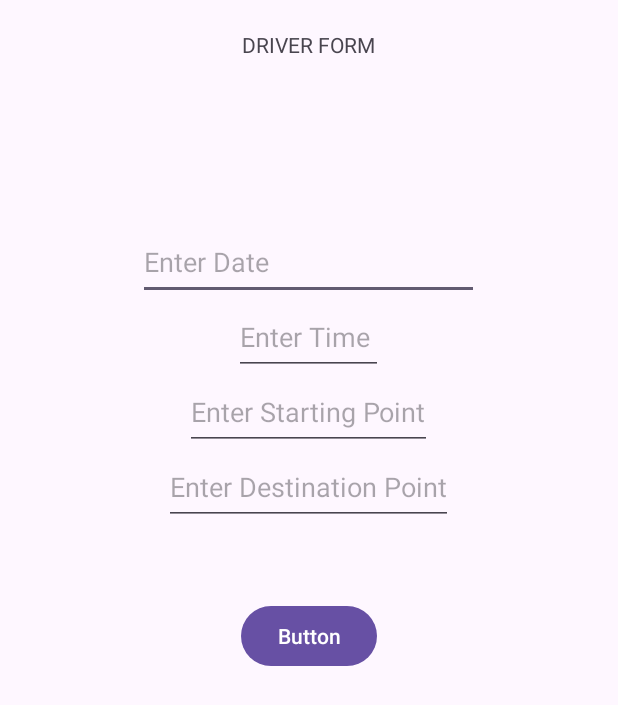
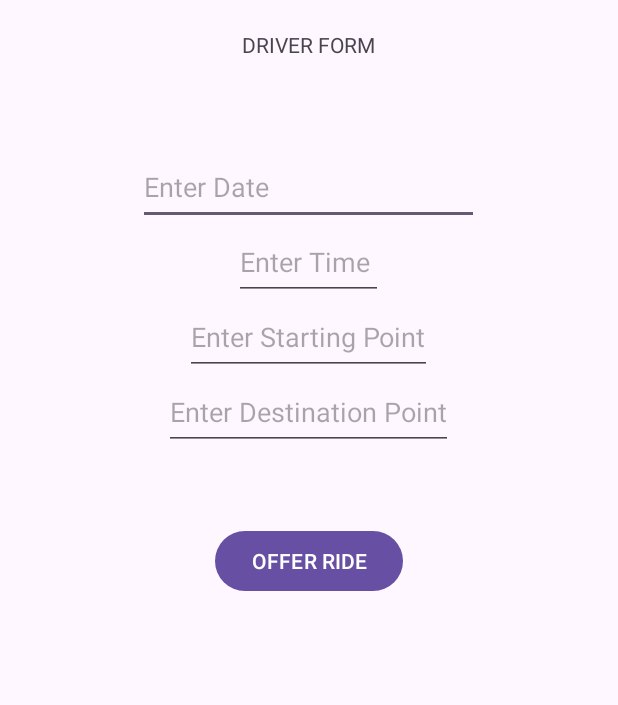
Before and after one commit to rishivandhan/RideSharingApp, an Android app: the fragment DriverFragment shown on its own in the app's theme, on a phone screen of 412 x 824 dp. Shown: the top 705 px of the screen. Run offline under Robolectric (Android 15) with nearby library versions, the phone set to English and light mode, and no system bars.

Commit message:
Implemented frontend for requesting and offering ride

```diff
--- a/app/src/main/java/edu/uga/cs/ridesharingapp/Driver_Fragment.java
+++ b/app/src/main/java/edu/uga/cs/ridesharingapp/DriverFragment.java
@@ -10,10 +10,10 @@ import android.view.ViewGroup;
 
 /**
  * A simple {@link Fragment} subclass.
- * Use the {@link Driver_Fragment#newInstance} factory method to
+ * Use the {@link DriverFragment#newInstance} factory method to
  * create an instance of this fragment.
  */
-public class Driver_Fragment extends Fragment {
+public class DriverFragment extends Fragment {
 
     // TODO: Rename parameter arguments, choose names that match
     // the fragment initialization parameters, e.g. ARG_ITEM_NUMBER
@@ -24,7 +24,7 @@ public class Driver_Fragment extends Fragment {
 //    private String mParam1;
 //    private String mParam2;
 
-    public Driver_Fragment() {
+    public DriverFragment() {
         // Required empty public constructor
     }
 
@@ -37,8 +37,8 @@ public class Driver_Fragment extends Fragment {
      * @return A new instance of fragment Driver_Fragment.
      */
     // TODO: Rename and change types and number of parameters
-    public static Driver_Fragment newInstance() {
-        Driver_Fragment fragment = new Driver_Fragment();
+    public static DriverFragment newInstance() {
+        DriverFragment fragment = new DriverFragment();
         Bundle args = new Bundle();
 //        args.putString(ARG_PARAM1, param1);
 //        args.putString(ARG_PARAM2, param2);
@@ -59,6 +59,6 @@ public class Driver_Fragment extends Fragment {
     public View onCreateView(LayoutInflater inflater, ViewGroup container,
                              Bundle savedInstanceState) {
         // Inflate the layout for this fragment
-        return inflater.inflate(R.layout.fragment_driver_, container, false);
+        return inflater.inflate(R.layout.fragment_driver, container, false);
     }
 }
--- /dev/null
+++ b/app/src/main/res/layout/fragment_driver.xml
@@ -0,0 +1,61 @@
+<?xml version="1.0" encoding="utf-8"?>
+<FrameLayout xmlns:android="http://schemas.android.com/apk/res/android"
+    xmlns:tools="http://schemas.android.com/tools"
+    android:layout_width="match_parent"
+    android:layout_height="match_parent"
+    tools:context=".DriverFragment">
+
+    <TextView
+        android:id="@+id/DriverFormTitle"
+        android:layout_width="wrap_content"
+        android:layout_height="wrap_content"
+        android:layout_gravity="center|top"
+        android:layout_marginTop="20dp"
+        android:text="Driver Form"
+        android:textAllCaps="true" />
+
+    <EditText
+        android:id="@+id/DriverDateInput"
+        android:layout_width="227dp"
+        android:layout_height="50dp"
+        android:layout_gravity="center_horizontal"
+        android:layout_marginTop="100dp"
+        android:hint="Enter Date"
+        android:inputType="date" />
+
+    <EditText
+        android:id="@+id/DriverTimeInput"
+        android:layout_width="wrap_content"
+        android:layout_height="50dp"
+        android:layout_gravity="center_horizontal"
+        android:layout_marginTop="150dp"
+        android:hint="Enter Time "
+        android:inputType="time" />
+
+    <EditText
+        android:id="@+id/DriverStartingPointInput"
+        android:layout_width="wrap_content"
+        android:layout_height="50dp"
+        android:layout_gravity="center_horizontal"
+        android:layout_marginTop="200dp"
+        android:hint="Enter Starting Point"
+        android:inputType="text" />
+
+    <EditText
+        android:id="@+id/DriverEndingPointInput"
+        android:layout_width="wrap_content"
+        android:layout_height="50dp"
+        android:layout_gravity="center_horizontal"
+        android:layout_marginTop="250dp"
+        android:hint="Enter Destination Point"
+        android:inputType="text" />
+
+    <Button
+        android:id="@+id/OfferRideButton"
+        android:layout_width="wrap_content"
+        android:layout_height="wrap_content"
+        android:layout_gravity="center_horizontal"
+        android:layout_marginTop="350dp"
+        android:text="Offer Ride"
+        android:textAllCaps="true" />
+</FrameLayout>
--- a/app/src/main/res/layout/fragment_driver_.xml
+++ b/app/src/main/res/layout/fragment_rider.xml
@@ -1,60 +1,64 @@
 <?xml version="1.0" encoding="utf-8"?>
 <FrameLayout xmlns:android="http://schemas.android.com/apk/res/android"
     xmlns:tools="http://schemas.android.com/tools"
+    android:id="@+id/FrameLayout"
     android:layout_width="match_parent"
     android:layout_height="match_parent"
-    tools:context=".Driver_Fragment">
+    tools:context=".RiderFragment">
 
+    <!-- TODO: Update blank fragment layout -->
     <TextView
-        android:id="@+id/DriverFormTitle"
+        android:id="@+id/RiderFormTitle"
         android:layout_width="wrap_content"
         android:layout_height="wrap_content"
         android:layout_gravity="center|top"
         android:layout_marginTop="20dp"
-        android:text="Driver Form"
+        android:text="Rider Form"
         android:textAllCaps="true" />
 
     <EditText
-        android:id="@+id/DateInput"
+        android:id="@+id/RiderDateInput"
         android:layout_width="227dp"
         android:layout_height="50dp"
         android:layout_gravity="center_horizontal"
-        android:layout_marginTop="150dp"
+        android:layout_marginTop="100dp"
         android:hint="Enter Date"
         android:inputType="date" />
 
     <EditText
-        android:id="@+id/TimeInput"
+        android:id="@+id/RiderTimeInput"
+        android:layout_width="wrap_content"
+        android:layout_height="50dp"
+        android:layout_gravity="center_horizontal"
+        android:layout_marginTop="150dp"
+        android:hint="Enter Time "
+        android:inputType="time" />
+
+    <EditText
+        android:id="@+id/RiderstartingPointInput"
         android:layout_width="wrap_content"
         android:layout_height="50dp"
         android:layout_gravity="center_horizontal"
         android:layout_marginTop="200dp"
-        android:hint="Enter Time "
-        android:inputType="time" />
+        android:hint="Enter Starting Point"
+        android:inputType="text" />
 
     <EditText
-        android:id="@+id/StartingPointInput"
+        android:id="@+id/RiderEndingPointInput"
         android:layout_width="wrap_content"
         android:layout_height="50dp"
         android:layout_gravity="center_horizontal"
         android:layout_marginTop="250dp"
-        android:hint="Enter Starting Point"
-        android:inputType="text" />
-
-    <EditText
-        android:id="@+id/EndingPointInput"
-        android:layout_width="wrap_content"
-        android:layout_height="50dp"
-        android:layout_gravity="center_horizontal"
-        android:layout_marginTop="300dp"
         android:hint="Enter Destination Point"
         android:inputType="text" />
 
     <Button
-        android:id="@+id/button2"
+        android:id="@+id/RequestRideButton"
         android:layout_width="wrap_content"
         android:layout_height="wrap_content"
         android:layout_gravity="center_horizontal"
-        android:layout_marginTop="400dp"
-        android:text="Button" />
+        android:layout_marginTop="350dp"
+        android:text="Request Rider"
+        android:textAllCaps="true" />
+
 </FrameLayout>
```
Also changed, not shown: app/src/main/java/edu/uga/cs/ridesharingapp/RiderFragment.java (added, +64 -0 lines), app/src/main/java/edu/uga/cs/ridesharingapp/UserActivity.java (+24 -2 lines), app/src/main/res/layout/activity_user.xml (+21 -9 lines).
